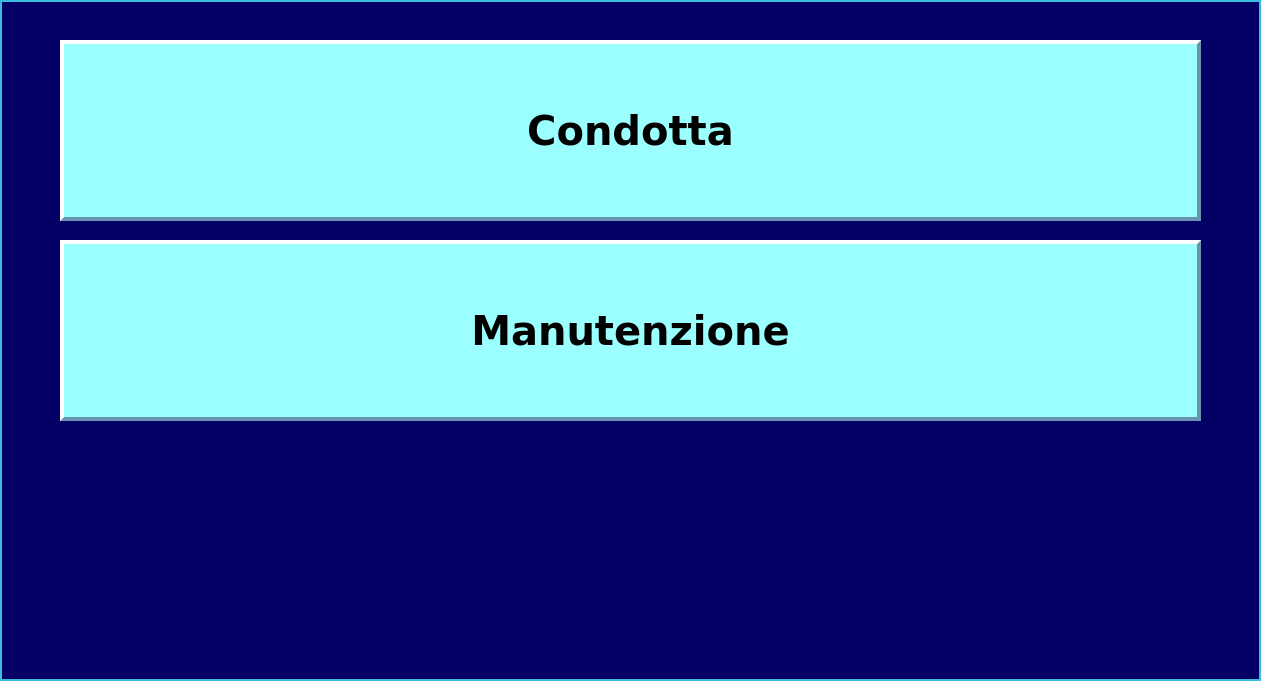
Old version of the form firstpage.ui in the repository infermita/sampleatm.
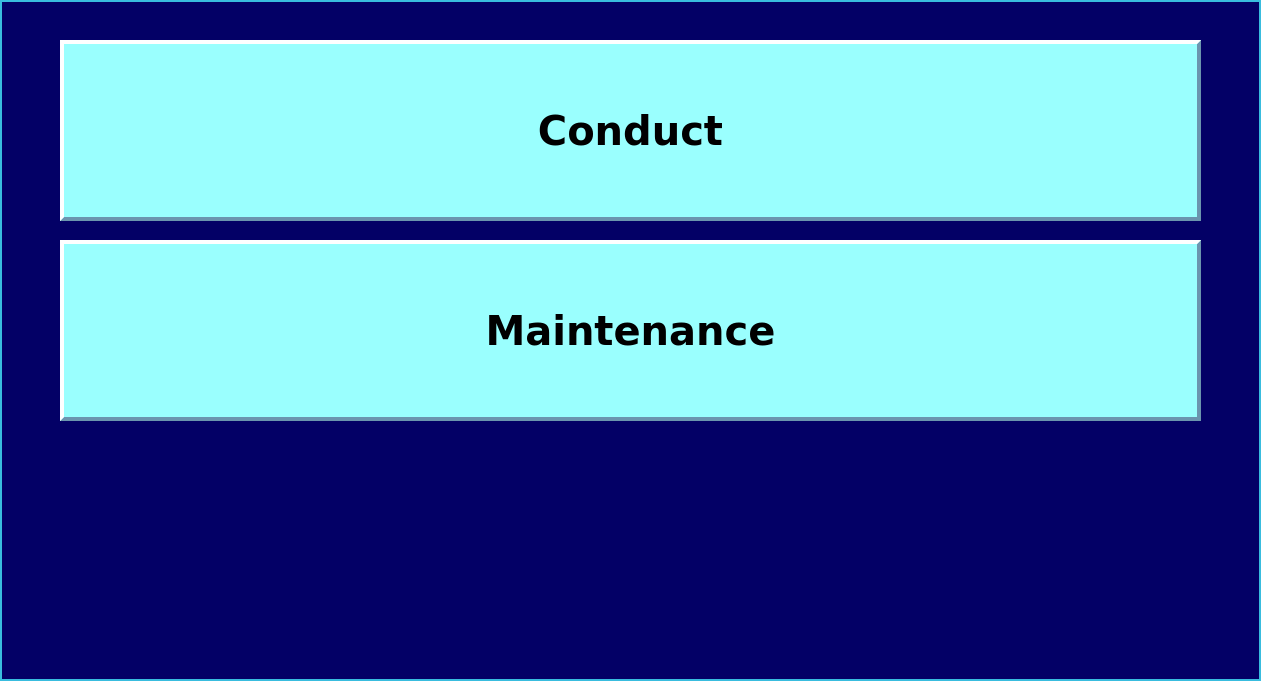
New version of the form.

What changed in the file:
```diff
--- a/firstpage.ui
+++ b/firstpage.ui
@@ -46,7 +46,7 @@
     <string notr="true"/>
    </property>
    <property name="text">
-    <string>Condotta</string>
+    <string>Conduct</string>
    </property>
   </widget>
   <widget class="QPushButton" name="manutenzione">
@@ -71,7 +71,7 @@
     <string notr="true"/>
    </property>
    <property name="text">
-    <string>Manutenzione</string>
+    <string>Maintenance</string>
    </property>
   </widget>
  </widget>
```
Left out of the diff: 4 changed lines with no effect on the pictures.
